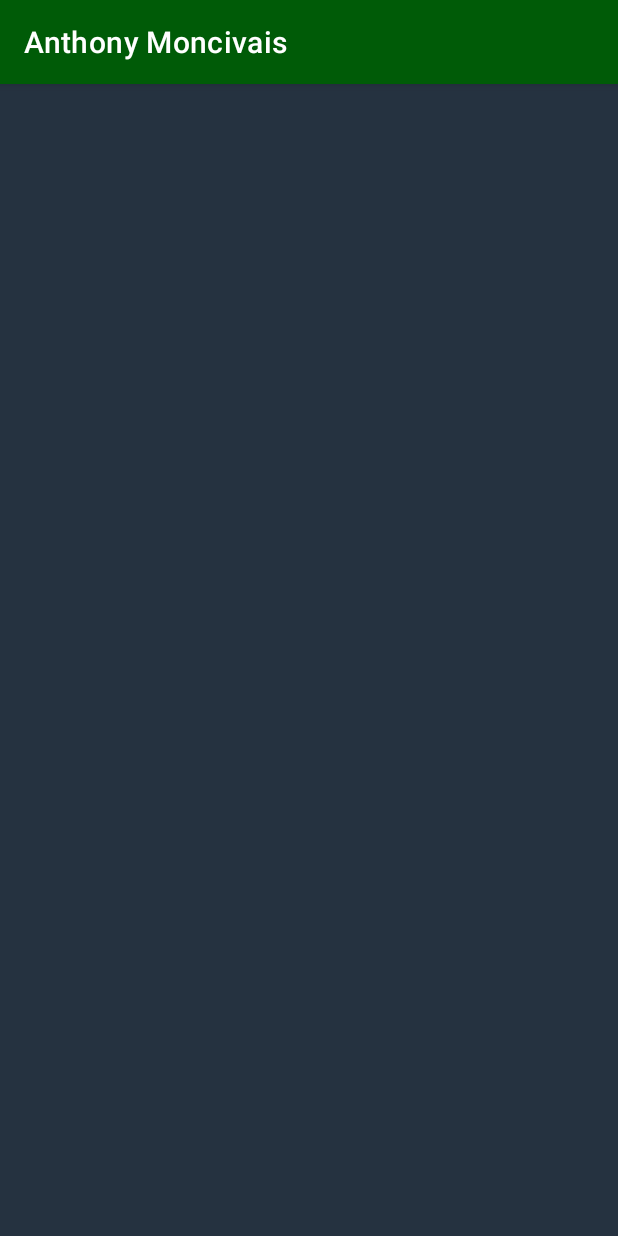
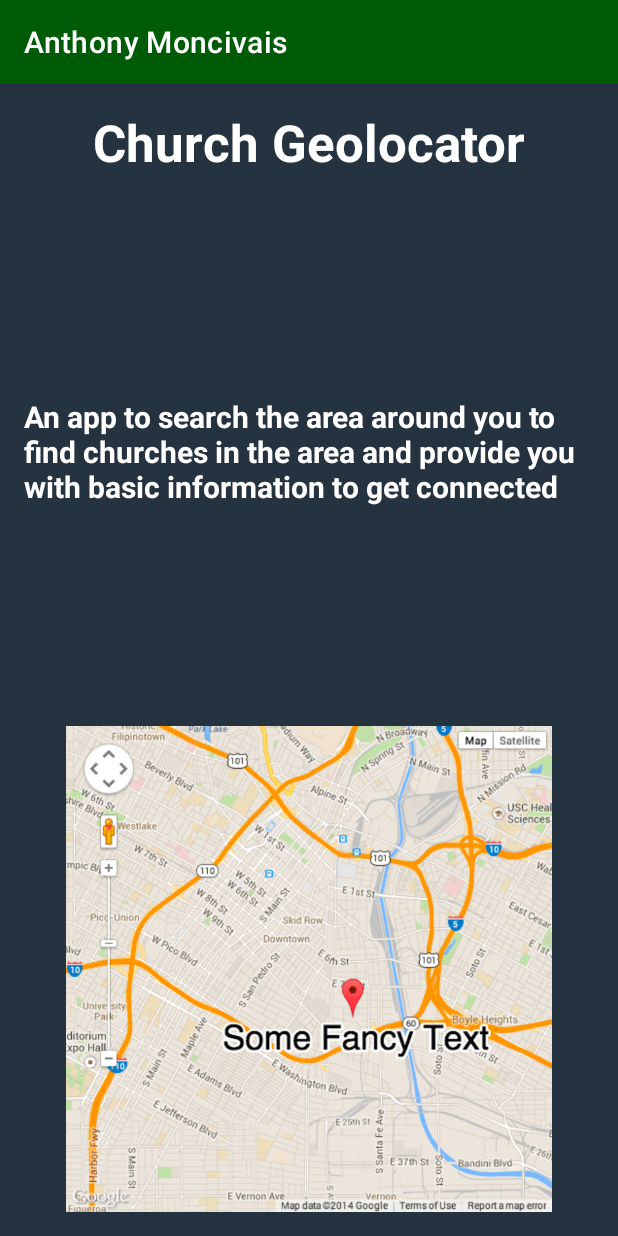
Before and after one commit to richtanner/StudentList2022, an Android app: the AppIdea2 screen opened directly, with no data from a screen before it, on a phone screen of 412 x 824 dp. Run offline under Robolectric (Android 15) with nearby library versions, the phone set to English and light mode, and no system bars.

Commit message:
Adding images and setting up xmls for app ideas

```diff
--- a/app/build.gradle
+++ b/app/build.gradle
@@ -32,6 +32,7 @@ dependencies {
     implementation 'androidx.appcompat:appcompat:1.5.0'
     implementation 'com.google.android.material:material:1.6.1'
     implementation 'androidx.constraintlayout:constraintlayout:2.1.4'
+    implementation 'com.google.android.gms:play-services-maps:18.1.0'
     testImplementation 'junit:junit:4.13.2'
     androidTestImplementation 'androidx.test.ext:junit:1.1.3'
     androidTestImplementation 'androidx.test.espresso:espresso-core:3.4.0'
--- a/app/src/main/res/layout/activity_anthony_moncivais.xml
+++ b/app/src/main/res/layout/activity_anthony_moncivais.xml
@@ -72,18 +72,18 @@
             <ImageView
                 android:id="@+id/imageView"
                 android:layout_width="0dp"
-                android:layout_height="100dp"
+                android:layout_height="wrap_content"
                 android:layout_marginStart="16dp"
-                android:layout_marginTop="16dp"
-                android:layout_marginBottom="16dp"
+                android:layout_marginTop="8dp"
+                android:layout_marginBottom="8dp"
                 android:contentDescription="@string/rwt_name"
                 app:layout_constraintBottom_toBottomOf="parent"
                 app:layout_constraintEnd_toStartOf="@+id/Reloadingtitle"
-                app:layout_constraintHorizontal_bias="0.222"
+                app:layout_constraintHorizontal_bias="0.72"
                 app:layout_constraintStart_toStartOf="parent"
                 app:layout_constraintTop_toTopOf="parent"
-                app:layout_constraintVertical_bias="0.38"
-                app:srcCompat="@drawable/legoprof" />
+                app:layout_constraintVertical_bias="0.384"
+                app:srcCompat="@drawable/catsmolpng" />
         </androidx.constraintlayout.widget.ConstraintLayout>
     </androidx.cardview.widget.CardView>
 
--- a/app/src/main/res/layout/activity_app_idea2.xml
+++ b/app/src/main/res/layout/activity_app_idea2.xml
@@ -4,6 +4,48 @@
     xmlns:tools="http://schemas.android.com/tools"
     android:layout_width="match_parent"
     android:layout_height="match_parent"
+    android:background="@color/dark_blue"
     tools:context=".AppIdea2">
 
+    <TextView
+        android:id="@+id/textView3"
+        android:layout_width="wrap_content"
+        android:layout_height="0dp"
+        android:layout_marginTop="16dp"
+        android:text="@string/church_geolocator_title"
+        android:textColor="@color/acu_white"
+        android:textSize="34sp"
+        android:textStyle="bold"
+        app:layout_constraintEnd_toEndOf="parent"
+        app:layout_constraintStart_toStartOf="parent"
+        app:layout_constraintTop_toTopOf="parent" />
+
+    <ImageView
+        android:id="@+id/imageView3"
+        android:layout_width="0dp"
+        android:layout_height="324dp"
+        android:layout_marginStart="16dp"
+        android:layout_marginEnd="16dp"
+        android:layout_marginBottom="16dp"
+        app:layout_constraintBottom_toBottomOf="parent"
+        app:layout_constraintEnd_toEndOf="parent"
+        app:layout_constraintHorizontal_bias="0.493"
+        app:layout_constraintStart_toStartOf="parent"
+        app:srcCompat="@drawable/map" />
+
+    <TextView
+        android:id="@+id/textView4"
+        android:layout_width="0dp"
+        android:layout_height="74dp"
+        android:layout_marginStart="16dp"
+        android:layout_marginEnd="16dp"
+        android:text="@string/church_geolocator_description"
+        android:textColor="@color/acu_white"
+        android:textSize="20sp"
+        android:textStyle="bold"
+        app:layout_constraintBottom_toTopOf="@+id/imageView3"
+        app:layout_constraintEnd_toEndOf="parent"
+        app:layout_constraintStart_toStartOf="parent"
+        app:layout_constraintTop_toBottomOf="@+id/textView3" />
+
 </androidx.constraintlayout.widget.ConstraintLayout>
--- a/app/src/main/res/layout/activity_app_idea_agm.xml
+++ b/app/src/main/res/layout/activity_app_idea_agm.xml
@@ -45,6 +45,7 @@
         android:layout_marginTop="40dp"
         android:layout_marginEnd="8dp"
         android:layout_marginBottom="32dp"
+        android:contentDescription="@string/agm_name"
         app:layout_constraintBottom_toBottomOf="parent"
         app:layout_constraintEnd_toEndOf="parent"
         app:layout_constraintHorizontal_bias="0.0"
--- a/app/src/main/res/values/strings.xml
+++ b/app/src/main/res/values/strings.xml
@@ -8,5 +8,6 @@
     <string name="agm_title">CS and DET Student at ACU</string>
     <string name="lvlup_title">Lvl Up</string>
     <string name="lvlup_description">   An app to track things such as workouts, studying, diet etc... and provides players with a stats sheet just like those that can be found in RPGs. The idea is to get people that would normally invest a lot of time on leveling up a virtual character to spend some time leveling themselves up</string>
-
+    <string name="church_geolocator_title"> Church Geolocator</string>
+    <string name="church_geolocator_description"> An app to search the area around you to find churches in the area and provide you with basic information to get connected</string>
 </resources>
```
Also changed, not shown: app/src/main/res/drawable/cat.png (added), app/src/main/res/drawable/catsmolpng.png (added), app/src/main/res/drawable/map.png (added).
